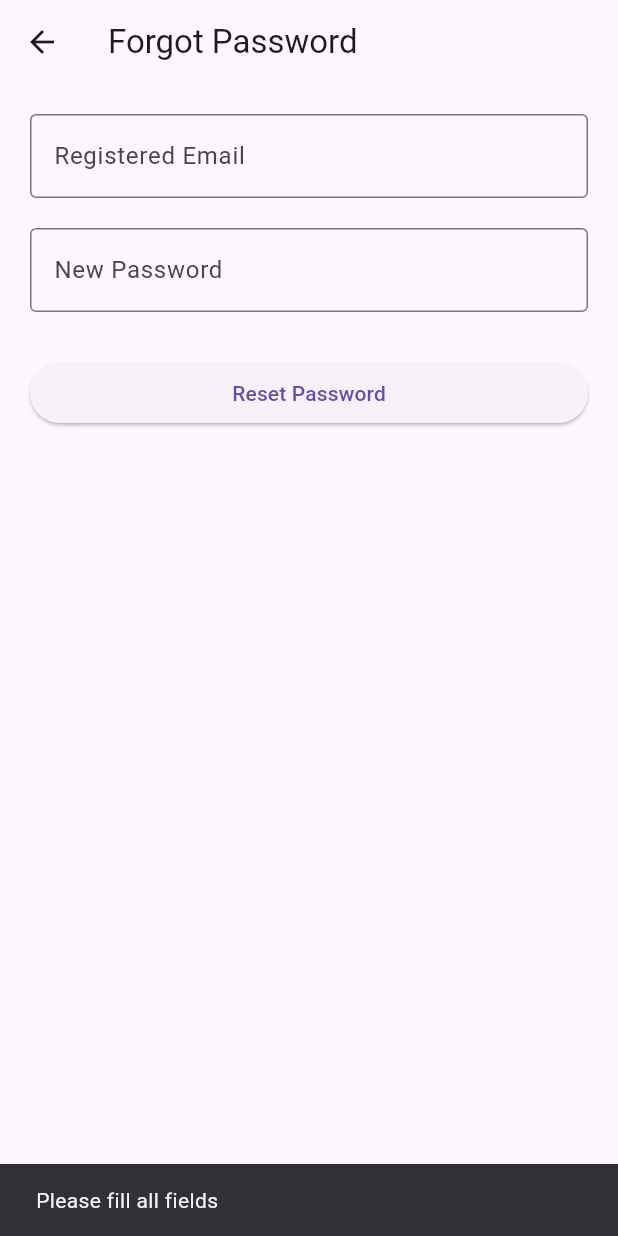
After one commit to Aditi311555/PSDL_MiniProject, a Flutter app: the ForgotPasswordPage screen opened directly, after a tap on "Reset Password", on a phone screen of 412 x 824 dp. The commit adds this screen. Run offline on Flutter 3.47's test engine with Material 3 defaults, Android fonts, the phone set to English and light mode, and no system bars; our stand-ins replace cloud_firestore, firebase_core, image_picker; accounts and stored records are empty; network calls fail.

Commit message:
Added forgot password feature

```diff
--- a/lib/features/admin/admin_dashboard_page.dart
+++ b/lib/features/admin/admin_dashboard_page.dart
@@ -6,7 +6,7 @@ import 'admin_lost_found_page.dart';
 class AdminDashboardPage extends StatefulWidget {
   final Map<String, dynamic> adminData;
 
-  AdminDashboardPage({required this.adminData});
+  const AdminDashboardPage({super.key, required this.adminData});
 
   @override
   _AdminDashboardPageState createState() => _AdminDashboardPageState();
--- a/lib/features/admin/admin_login_page.dart
+++ b/lib/features/admin/admin_login_page.dart
@@ -5,6 +5,8 @@ import 'package:flutter/material.dart';
 import 'admin_dashboard_page.dart';
 
 class AdminLoginPage extends StatefulWidget {
+  const AdminLoginPage({super.key});
+
   @override
   _AdminLoginPageState createState() => _AdminLoginPageState();
 }
--- /dev/null
+++ b/lib/features/auth/forgot_password_page.dart
@@ -0,0 +1,130 @@
+import 'dart:convert';
+
+import 'package:cloud_firestore/cloud_firestore.dart';
+import 'package:crypto/crypto.dart';
+import 'package:flutter/material.dart';
+
+class ForgotPasswordPage extends StatefulWidget {
+  const ForgotPasswordPage({super.key});
+
+  @override
+  State<ForgotPasswordPage> createState() => _ForgotPasswordPageState();
+}
+
+class _ForgotPasswordPageState extends State<ForgotPasswordPage> {
+  final emailController = TextEditingController();
+  final passwordController = TextEditingController();
+
+  bool isLoading = false;
+
+  Future<void> resetPassword() async {
+    final email = emailController.text.trim();
+    final newPassword = passwordController.text.trim();
+
+    if (email.isEmpty || newPassword.isEmpty) {
+      ScaffoldMessenger.of(
+        context,
+      ).showSnackBar(const SnackBar(content: Text("Please fill all fields")));
+
+      return;
+    }
+
+    setState(() {
+      isLoading = true;
+    });
+
+    try {
+      final query = await FirebaseFirestore.instance
+          .collection('users')
+          .where('email', isEqualTo: email)
+          .get();
+
+      if (query.docs.isEmpty) {
+        ScaffoldMessenger.of(
+          context,
+        ).showSnackBar(const SnackBar(content: Text("User not found")));
+
+        setState(() {
+          isLoading = false;
+        });
+
+        return;
+      }
+
+      final userDoc = query.docs.first.reference;
+
+      // SAME HASHING AS LOGIN PAGE
+      const salt = "cummins_secret_salt";
+
+      final bytes = utf8.encode(newPassword + salt);
+
+      final hashedPassword = sha256.convert(bytes).toString();
+
+      await userDoc.update({'passwordHash': hashedPassword});
+
+      ScaffoldMessenger.of(context).showSnackBar(
+        const SnackBar(content: Text("Password updated successfully")),
+      );
+
+      Navigator.pop(context);
+    } catch (e) {
+      ScaffoldMessenger.of(
+        context,
+      ).showSnackBar(SnackBar(content: Text(e.toString())));
+    }
+
+    setState(() {
+      isLoading = false;
+    });
+  }
+
+  @override
+  Widget build(BuildContext context) {
+    return Scaffold(
+      appBar: AppBar(title: const Text("Forgot Password")),
+
+      body: Padding(
+        padding: const EdgeInsets.all(20),
+
+        child: Column(
+          children: [
+            TextField(
+              controller: emailController,
+
+              decoration: const InputDecoration(
+                labelText: "Registered Email",
+                border: OutlineInputBorder(),
+              ),
+            ),
+
+            const SizedBox(height: 20),
+
+            TextField(
+              controller: passwordController,
+              obscureText: true,
+
+              decoration: const InputDecoration(
+                labelText: "New Password",
+                border: OutlineInputBorder(),
+              ),
+            ),
+
+            const SizedBox(height: 30),
+
+            SizedBox(
+              width: double.infinity,
+
+              child: ElevatedButton(
+                onPressed: isLoading ? null : resetPassword,
+
+                child: isLoading
+                    ? const CircularProgressIndicator()
+                    : const Text("Reset Password"),
+              ),
+            ),
+          ],
+        ),
+      ),
+    );
+  }
+}
--- a/lib/features/auth/signup_page.dart
+++ b/lib/features/auth/signup_page.dart
@@ -5,6 +5,8 @@ import 'package:crypto/crypto.dart';
 import 'package:flutter/material.dart';
 
 class SignupPage extends StatefulWidget {
+  const SignupPage({super.key});
+
   @override
   _SignupPageState createState() => _SignupPageState();
 }
@@ -192,7 +194,7 @@ class _SignupPageState extends State<SignupPage> {
                                     "Year",
                                     Icons.calendar_today,
                                   ),
-                                  value: _selectedYear,
+                                  initialValue: _selectedYear,
                                   items: _years
                                       .map(
                                         (y) => DropdownMenuItem(
@@ -212,7 +214,7 @@ class _SignupPageState extends State<SignupPage> {
                                     "Branch",
                                     Icons.account_tree,
                                   ),
-                                  value: _selectedBranch,
+                                  initialValue: _selectedBranch,
                                   items: _branches
                                       .map(
                                         (b) => DropdownMenuItem(
--- a/lib/features/dashboard/dashboard_page.dart
+++ b/lib/features/dashboard/dashboard_page.dart
@@ -8,7 +8,7 @@ import '../lost_found/lost_found_page.dart';
 class DashboardPage extends StatefulWidget {
   final Map<String, dynamic> currentUser;
 
-  DashboardPage({required this.currentUser});
+  const DashboardPage({super.key, required this.currentUser});
 
   @override
   _DashboardPageState createState() => _DashboardPageState();
--- a/lib/features/issues/create_issue_page.dart
+++ b/lib/features/issues/create_issue_page.dart
@@ -9,7 +9,7 @@ import '../../services/cloudinary_service.dart';
 class CreateIssuePage extends StatefulWidget {
   final Map<String, dynamic> currentUser;
 
-  CreateIssuePage({required this.currentUser});
+  const CreateIssuePage({super.key, required this.currentUser});
 
   @override
   _CreateIssuePageState createState() => _CreateIssuePageState();
@@ -164,7 +164,7 @@ class _CreateIssuePageState extends State<CreateIssuePage> {
             child: ListView.separated(
               scrollDirection: Axis.horizontal,
               itemCount: _selectedImages.length,
-              separatorBuilder: (_, __) => SizedBox(width: 10),
+              separatorBuilder: (_, _) => SizedBox(width: 10),
               itemBuilder: (context, index) {
                 return Stack(
                   children: [
@@ -250,7 +250,7 @@ class _CreateIssuePageState extends State<CreateIssuePage> {
                 border: OutlineInputBorder(),
                 prefixIcon: Icon(Icons.category),
               ),
-              value: _selectedCategory,
+              initialValue: _selectedCategory,
               items: _categories
                   .map((c) => DropdownMenuItem(value: c, child: Text(c)))
                   .toList(),
--- a/lib/features/lost_found/add_item_page.dart
+++ b/lib/features/lost_found/add_item_page.dart
@@ -9,7 +9,7 @@ import '../../services/cloudinary_service.dart';
 class AddItemPage extends StatefulWidget {
   final Map<String, dynamic> currentUser;
 
-  AddItemPage({required this.currentUser});
+  const AddItemPage({super.key, required this.currentUser});
 
   @override
   _AddItemPageState createState() => _AddItemPageState();
@@ -167,7 +167,7 @@ class _AddItemPageState extends State<AddItemPage> {
             child: ListView.separated(
               scrollDirection: Axis.horizontal,
               itemCount: _selectedImages.length,
-              separatorBuilder: (_, __) => SizedBox(width: 10),
+              separatorBuilder: (_, _) => SizedBox(width: 10),
               itemBuilder: (context, index) {
                 return Stack(
                   children: [
--- a/lib/main.dart
+++ b/lib/main.dart
@@ -10,6 +10,8 @@ void main() async {
 }
 
 class MyApp extends StatelessWidget {
+  const MyApp({super.key});
+
   @override
   Widget build(BuildContext context) {
     return MaterialApp(home: LoginPage());
```
Also changed, not shown: lib/features/admin/admin_issues_page.dart (+10 -6 lines), lib/features/admin/admin_lost_found_page.dart (+10 -6 lines), lib/features/auth/login.dart (+84 -9 lines), lib/features/issues/issues_page.dart (+9 -6 lines), lib/features/lost_found/lost_found_page.dart (+8 -5 lines).
